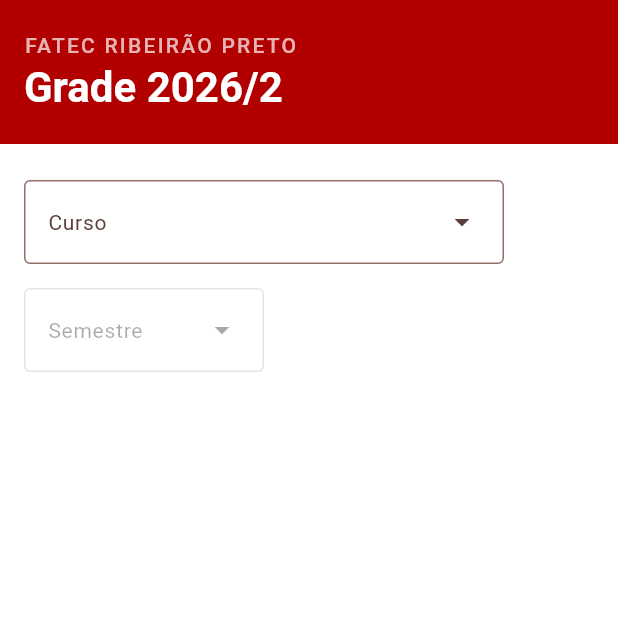
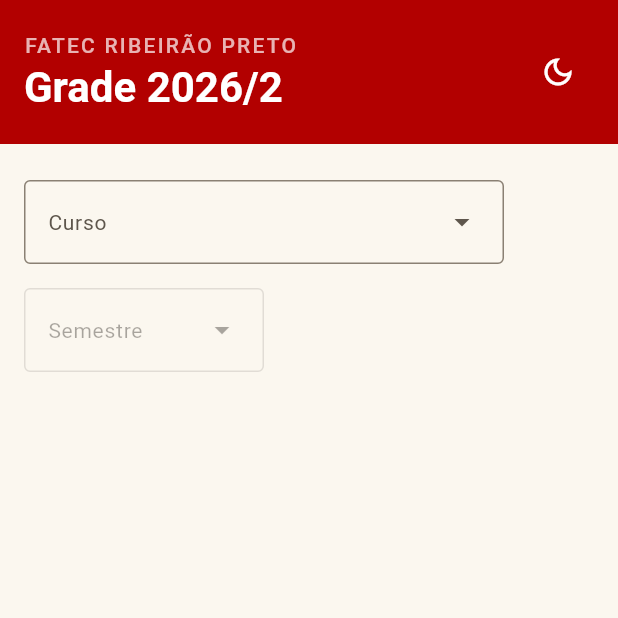
Before and after one commit to SherlockH4mst3r/horario-fatecrp, a Flutter app: the screen it shows after launch, on a phone screen of 412 x 824 dp, the top half of it. Run offline on Flutter 3.47's test engine with Material 3 defaults, Android fonts, the phone set to English and light mode, and no system bars; our stand-ins replace file_picker, shared_preferences; missing offline and left inert: excel.

Commit message:
Recarregar a grade e temas claro e escuro mais suaves
- Puxar a tela para baixo recarrega a grade; no computador, um botão ao
  lado do seletor faz o mesmo. A turma escolhida continua selecionada, e
  a consulta deixa de mostrar a grade antiga depois de voltar do painel.
- Fundos neutros: creme claro no tema claro e azul-acinzentado (jeans)
  no escuro, em vez do avermelhado; o vermelho fica nos destaques.
- Botão de sol/lua no cabeçalho troca de tema, e o navegador guarda a
  escolha (PreferenciaDeTema). Sem escolha, vale o tema do sistema.

Co-Authored-By: Claude Opus 5.5 <noreply@anthropic.com>

```diff
--- a/app/lib/main.dart
+++ b/app/lib/main.dart
@@ -8,6 +8,7 @@ import 'admin/painel_admin.dart';
 import 'admin/sessao.dart';
 import 'grade_semeada.dart';
 import 'memoria_no_navegador.dart';
+import 'preferencia_de_tema.dart';
 import 'repositorio_grade_no_navegador.dart';
 import 'tema.dart';
 import 'telas/tela_da_grade.dart';
@@ -25,6 +26,7 @@ Future<void> main() async {
         edicao: EdicaoDeAulas(repositorio),
         escolherPlanilha: _escolherPlanilhaNoNavegador,
       ),
+      preferenciaDeTema: PreferenciaDeTemaNoNavegador(),
     ),
   );
 }
@@ -43,8 +45,14 @@ Future<Uint8List?> _escolherPlanilhaNoNavegador() async {
   return escolhido?.readAsBytes();
 }
 
-class AppDaGrade extends StatelessWidget {
-  const AppDaGrade({super.key, required this.consulta, this.relogio = DateTime.now, this.painelAdmin});
+class AppDaGrade extends StatefulWidget {
+  const AppDaGrade({
+    super.key,
+    required this.consulta,
+    this.relogio = DateTime.now,
+    this.painelAdmin,
+    this.preferenciaDeTema,
+  });
 
   final ConsultaDeGrade consulta;
 
@@ -54,15 +62,50 @@ class AppDaGrade extends StatelessWidget {
   /// O painel em `/admin`. Sem ele, o site só tem a consulta pública.
   final Widget? painelAdmin;
 
+  /// Onde o tema escolhido fica guardado; sem ela, a escolha vale só até fechar a página.
+  final PreferenciaDeTema? preferenciaDeTema;
+
+  @override
+  State<AppDaGrade> createState() => _AppDaGradeState();
+}
+
+class _AppDaGradeState extends State<AppDaGrade> {
+  late final PreferenciaDeTema _preferencia = widget.preferenciaDeTema ?? PreferenciaDeTemaEmMemoria();
+  ThemeMode _tema = ThemeMode.system;
+
+  @override
+  void initState() {
+    super.initState();
+    _preferencia.lida().then((tema) {
+      if (mounted) setState(() => _tema = tema);
+    });
+  }
+
+  /// Troca para o tema oposto ao que está na tela e guarda a escolha.
+  void _alternar({required bool escuro}) {
+    final tema = escuro ? ThemeMode.light : ThemeMode.dark;
+    setState(() => _tema = tema);
+    _preferencia.guardar(tema);
+  }
+
   @override
   Widget build(BuildContext context) {
+    final AppDaGrade(:consulta, :relogio, :painelAdmin) = widget;
     return MaterialApp(
       title: 'Grade de aulas – FATEC RP',
       debugShowCheckedModeBanner: false,
       theme: temaFatec(Brightness.light),
       darkTheme: temaFatec(Brightness.dark),
-      builder: (context, tela) =>
-          Theme(data: comFonteDaTela(Theme.of(context), MediaQuery.sizeOf(context).width), child: tela!),
+      themeMode: _tema,
+      builder: (context, tela) {
+        final tema = Theme.of(context);
+        final escuro = tema.brightness == Brightness.dark;
+        return ControleDeTema(
+          escuro: escuro,
+          alternar: () => _alternar(escuro: escuro),
+          child: Theme(data: comFonteDaTela(tema, MediaQuery.sizeOf(context).width), child: tela!),
+        );
+      },
       routes: {
         '/': (_) => TelaDaGrade(consulta: consulta, relogio: relogio),
         if (painelAdmin case final painel?) '/admin': (_) => painel,
--- /dev/null
+++ b/app/lib/preferencia_de_tema.dart
@@ -0,0 +1,58 @@
+import 'package:flutter/material.dart';
+import 'package:shared_preferences/shared_preferences.dart';
+
+/// Lembra o tema escolhido no botão do cabeçalho. Sem escolha, o site segue o tema do sistema.
+abstract interface class PreferenciaDeTema {
+  Future<ThemeMode> lida();
+
+  Future<void> guardar(ThemeMode tema);
+}
+
+/// Guarda a escolha no navegador (localStorage, na web).
+class PreferenciaDeTemaNoNavegador implements PreferenciaDeTema {
+  static const _chave = 'tema';
+
+  @override
+  Future<ThemeMode> lida() async {
+    try {
+      final guardado = (await SharedPreferences.getInstance()).getString(_chave);
+      return ThemeMode.values.asNameMap()[guardado] ?? ThemeMode.system;
+    } catch (_) {
+      return ThemeMode.system; // Armazenamento bloqueado: segue o sistema.
+    }
+  }
+
+  @override
+  Future<void> guardar(ThemeMode tema) async {
+    try {
+      await (await SharedPreferences.getInstance()).setString(_chave, tema.name);
+    } catch (_) {
+      // Armazenamento bloqueado: o tema vale só até fechar a página.
+    }
+  }
+}
+
+/// Lembra a escolha só enquanto o programa roda. Serve aos testes.
+class PreferenciaDeTemaEmMemoria implements PreferenciaDeTema {
+  ThemeMode _tema = ThemeMode.system;
+
+  @override
+  Future<ThemeMode> lida() async => _tema;
+
+  @override
+  Future<void> guardar(ThemeMode tema) async => _tema = tema;
+}
+
+/// Dá às telas o tema em uso e o jeito de trocá-lo, para o botão do cabeçalho.
+class ControleDeTema extends InheritedWidget {
+  const ControleDeTema({super.key, required this.escuro, required this.alternar, required super.child});
+
+  /// Se a tela está no tema escuro agora, pela escolha ou pelo sistema.
+  final bool escuro;
+  final VoidCallback alternar;
+
+  static ControleDeTema? deste(BuildContext context) => context.dependOnInheritedWidgetOfExactType<ControleDeTema>();
+
+  @override
+  bool updateShouldNotify(ControleDeTema oldWidget) => escuro != oldWidget.escuro;
+}
--- a/app/lib/telas/moldura.dart
+++ b/app/lib/telas/moldura.dart
@@ -1,5 +1,6 @@
 import 'package:flutter/material.dart';
 
+import '../preferencia_de_tema.dart';
 import '../tema.dart';
 
 /// Largura máxima do conteúdo em telas grandes.
@@ -40,7 +41,8 @@ class CabecalhoFatec extends StatelessWidget {
                     ],
                   ),
                 ),
-                ?acao,
+                const BotaoDeTema(),
+                if (acao case final acao?) ...[const SizedBox(width: 8), acao],
               ],
             ),
             const SizedBox(height: 20),
@@ -70,3 +72,20 @@ class ColunaDeConteudo extends StatelessWidget {
     );
   }
 }
+
+/// Troca entre o tema claro e o escuro. Some fora do app (nos testes de uma tela só, por exemplo).
+class BotaoDeTema extends StatelessWidget {
+  const BotaoDeTema({super.key});
+
+  @override
+  Widget build(BuildContext context) {
+    final controle = ControleDeTema.deste(context);
+    if (controle == null) return const SizedBox.shrink();
+    return IconButton(
+      tooltip: controle.escuro ? 'Usar o tema claro' : 'Usar o tema escuro',
+      color: Colors.white,
+      icon: Icon(controle.escuro ? Icons.light_mode_outlined : Icons.dark_mode_outlined),
+      onPressed: controle.alternar,
+    );
+  }
+}
--- a/app/lib/telas/tela_da_grade.dart
+++ b/app/lib/telas/tela_da_grade.dart
@@ -17,7 +17,7 @@ class TelaDaGrade extends StatefulWidget {
 
 class _TelaDaGradeState extends State<TelaDaGrade> {
   // A falha ao carregar já aparece na tela pelo _AoCarregar; aqui só não há turma para abrir.
-  late final Future<SituacaoDaGrade> _situacao = widget.consulta.cursosDisponiveis()
+  late Future<SituacaoDaGrade> _situacao = widget.consulta.cursosDisponiveis()
     ..then(_abrirTurmaLembrada, onError: (Object _) {});
   CursoOferecido? _curso;
   int? _semestre;
@@ -31,6 +31,37 @@ class _TelaDaGradeState extends State<TelaDaGrade> {
         _resultado = widget.consulta.gradeDaTurma(curso.turma(semestre), hoje: widget.relogio());
       });
     }
+  }
+
+  /// Relê a grade publicada (o painel pode ter publicado em outra aba) e mantém a turma escolhida, se ela
+  /// ainda existir.
+  Future<void> _recarregar() async {
+    final situacao = widget.consulta.cursosDisponiveis();
+    setState(() {
+      _situacao = situacao;
+    });
+    final SituacaoDaGrade recarregada;
+    try {
+      recarregada = await situacao;
+    } catch (_) {
+      return; // O aviso de falha já aparece na tela.
+    }
+    if (!mounted) return;
+    final escolhido = _curso;
+    final curso = switch (recarregada) {
+      GradePublicada(:final cursos) when escolhido != null =>
+        cursos.where((c) => c.curso == escolhido.curso && c.turno == escolhido.turno).firstOrNull,
+      _ => null,
+    };
+    final semestre = _semestre;
+    setState(() {
+      _curso = curso;
+      _semestre = curso == null ? null : semestre;
+      _resultado = curso == null || semestre == null
+          ? null
+          : widget.consulta.gradeDaTurma(curso.turma(semestre), hoje: widget.relogio());
+    });
+    await _resultado;
   }
 
   void _escolherCurso(CursoOferecido? curso) {
@@ -55,18 +86,23 @@ class _TelaDaGradeState extends State<TelaDaGrade> {
     return Scaffold(
       body: _AoCarregar(
         future: _situacao,
-        aoFalhar: (aviso) => Column(children: [const CabecalhoFatec(), aviso]),
+        aoFalhar: (aviso) => _rolavel([const CabecalhoFatec(), aviso]),
         builder: (situacao) => switch (situacao) {
-          GradeNaoPublicada() => const Column(children: [CabecalhoFatec(), _avisoGradeNaoPublicada]),
+          GradeNaoPublicada() => _rolavel(const [CabecalhoFatec(), _avisoGradeNaoPublicada]),
           GradePublicada publicada => _conteudo(publicada),
         },
       ),
     );
   }
 
+  /// Puxar a tela para baixo recarrega a grade, inclusive quando ela ainda não foi publicada ou falhou.
+  Widget _rolavel(List<Widget> filhos) => RefreshIndicator(
+    onRefresh: _recarregar,
+    child: ListView(physics: const AlwaysScrollableScrollPhysics(), children: filhos),
+  );
+
   Widget _conteudo(GradePublicada publicada) {
-    return ListView(
-      children: [
+    return _rolavel([
       CabecalhoFatec(titulo: 'Grade ${publicada.semestreLetivo.rotulo}'),
       ColunaDeConteudo(
         children: [
@@ -78,6 +114,7 @@ class _TelaDaGradeState extends State<TelaDaGrade> {
             semestre: _semestre,
             aoEscolherCurso: _escolherCurso,
             aoEscolherSemestre: _escolherSemestre,
+            aoRecarregar: _recarregar,
           ),
           const SizedBox(height: 24),
           if (_resultado case final resultado?)
@@ -94,8 +131,7 @@ class _TelaDaGradeState extends State<TelaDaGrade> {
             ),
         ],
       ),
-      ],
-    );
+    ]);
   }
 }
 
@@ -139,6 +175,7 @@ class _SeletorDeTurma extends StatelessWidget {
     required this.semestre,
     required this.aoEscolherCurso,
     required this.aoEscolherSemestre,
+    required this.aoRecarregar,
   });
 
   final List<CursoOferecido> cursos;
@@ -147,11 +184,13 @@ class _SeletorDeTurma extends StatelessWidget {
   final int? semestre;
   final ValueChanged<CursoOferecido?> aoEscolherCurso;
   final ValueChanged<int?> aoEscolherSemestre;
+  final VoidCallback aoRecarregar;
 
   @override
   Widget build(BuildContext context) {
     return Wrap(
       spacing: 16,
+      crossAxisAlignment: WrapCrossAlignment.center,
       runSpacing: 16,
       children: [
         DropdownMenu<CursoOferecido>(
@@ -171,6 +210,9 @@ class _SeletorDeTurma extends StatelessWidget {
           onSelected: aoEscolherSemestre,
           dropdownMenuEntries: [for (final s in semestres) DropdownMenuEntry(value: s, label: '$sº')],
         ),
+        // No celular, puxar a tela para baixo faz o mesmo.
+        if (MediaQuery.sizeOf(context).width >= larguraDeComputador)
+          IconButton.outlined(tooltip: 'Recarregar', icon: const Icon(Icons.refresh), onPressed: aoRecarregar),
       ],
     );
   }
--- a/app/lib/tema.dart
+++ b/app/lib/tema.dart
@@ -21,8 +21,16 @@ ThemeData comFonteDaTela(ThemeData tema, double larguraDaTela) {
 /// Vermelho da marca Fatec, aproximado da logo (não há manual público com o código oficial).
 const vermelhoFatec = Color(0xFFB20000);
 
+/// Fundo do tema claro: creme claro, que cansa menos que o branco puro.
+const fundoClaro = Color(0xFFFBF7EF);
+
+/// Fundo do tema escuro: azul-acinzentado, como jeans, neutro ao lado do vermelho da Fatec.
+const fundoEscuro = Color(0xFF1E2631);
+
 ThemeData temaFatec(Brightness brilho) {
   final escuro = brilho == Brightness.dark;
+  // Os neutros (fundos, contornos e texto) saem do creme ou do jeans, e não do vermelho, para não cansar a vista;
+  // o vermelho fica nos destaques.
   final cores =
       ColorScheme.fromSeed(
         seedColor: vermelhoFatec,
@@ -31,7 +39,16 @@ ThemeData temaFatec(Brightness brilho) {
       ).copyWith(
         primary: escuro ? const Color(0xFFFFB4A8) : vermelhoFatec,
         onPrimary: escuro ? const Color(0xFF690000) : Colors.white,
-        surface: escuro ? null : Colors.white,
+        surface: escuro ? fundoEscuro : fundoClaro,
+        onSurface: escuro ? const Color(0xFFE3E7EC) : const Color(0xFF221D18),
+        onSurfaceVariant: escuro ? const Color(0xFFB4BCC6) : const Color(0xFF5E564C),
+        surfaceContainerLowest: escuro ? const Color(0xFF19202A) : const Color(0xFFFFFDF8),
+        surfaceContainerLow: escuro ? const Color(0xFF222A35) : const Color(0xFFF7F2E8),
+        surfaceContainer: escuro ? const Color(0xFF26303B) : const Color(0xFFF3EDE1),
+        surfaceContainerHigh: escuro ? const Color(0xFF2C3642) : const Color(0xFFEEE7DA),
+        surfaceContainerHighest: escuro ? const Color(0xFF333E4B) : const Color(0xFFE8E0D1),
+        outline: escuro ? const Color(0xFF6B7684) : const Color(0xFF8A8073),
+        outlineVariant: escuro ? const Color(0xFF3B4552) : const Color(0xFFDCD3C4),
       );
   return ThemeData(
     colorScheme: cores,
@@ -39,7 +56,7 @@ ThemeData temaFatec(Brightness brilho) {
     scaffoldBackgroundColor: cores.surface,
     cardTheme: CardThemeData(
       elevation: 0,
-      color: cores.surface,
+      color: escuro ? cores.surfaceContainerLow : cores.surfaceContainerLowest,
       shape: RoundedRectangleBorder(
         borderRadius: BorderRadius.circular(8),
         side: BorderSide(color: cores.outlineVariant),
```
Also changed, not shown: 2 other files. Lines whose indentation alone changed are shown as unchanged.
